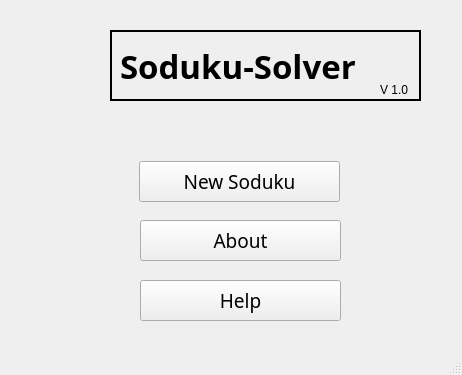
This is qt project/soduku-solver/mainwindow.ui in girishkuniyal/Soduku-solver as Qt 5 draws it before an edit. The edited form follows.
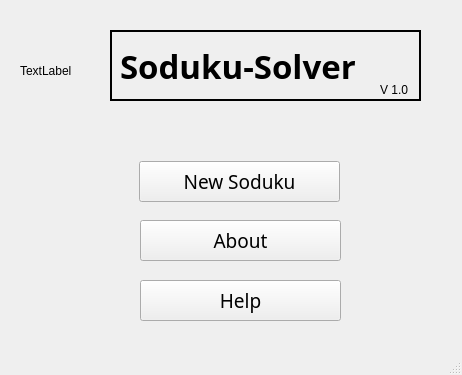
This is the edited form. Icons and pictures are not drawn.

What changed in the file:
```diff
--- a/qt project/soduku-solver/mainwindow.ui
+++ b/qt project/soduku-solver/mainwindow.ui
@@ -10,6 +10,24 @@
     <height>375</height>
    </rect>
   </property>
+  <property name="sizePolicy">
+   <sizepolicy hsizetype="Preferred" vsizetype="Preferred">
+    <horstretch>0</horstretch>
+    <verstretch>0</verstretch>
+   </sizepolicy>
+  </property>
+  <property name="minimumSize">
+   <size>
+    <width>462</width>
+    <height>375</height>
+   </size>
+  </property>
+  <property name="maximumSize">
+   <size>
+    <width>462</width>
+    <height>375</height>
+   </size>
+  </property>
   <property name="windowTitle">
    <string>Soduku Solver</string>
   </property>
@@ -49,13 +67,13 @@
       <rect>
        <x>10</x>
        <y>10</y>
-       <width>331</width>
+       <width>291</width>
        <height>51</height>
       </rect>
      </property>
      <property name="font">
       <font>
-       <family>Purisa</family>
+       <family>Segoe Print</family>
        <pointsize>25</pointsize>
        <weight>75</weight>
        <bold>true</bold>
@@ -86,16 +104,13 @@
     <property name="geometry">
      <rect>
       <x>20</x>
-      <y>30</y>
+      <y>40</y>
       <width>81</width>
-      <height>71</height>
+      <height>61</height>
      </rect>
     </property>
-    <property name="styleSheet">
-     <string notr="true">image: url(:/new/prefix1/brain.png);</string>
-    </property>
     <property name="text">
-     <string/>
+     <string>TextLabel</string>
     </property>
    </widget>
    <widget class="QPushButton" name="pushButton">
```
Left out of the diff: 10 changed lines with no effect on the pictures.
